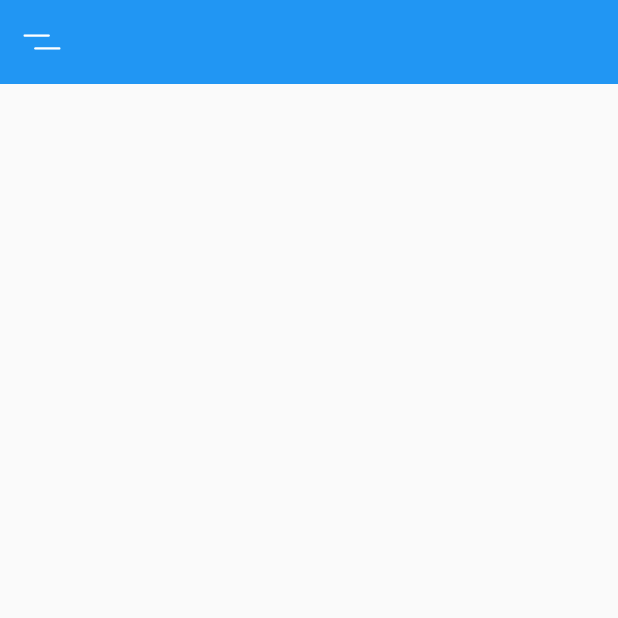
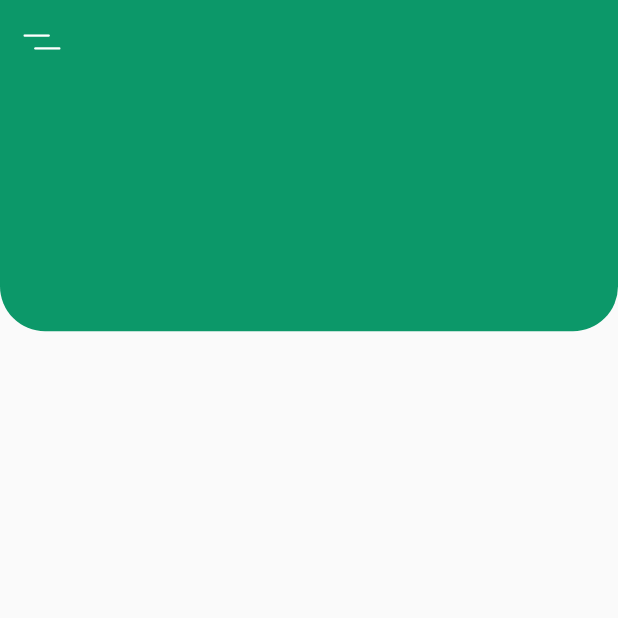
Before and after one commit to kingace2056/uiDemo, a Flutter app: the screen it shows after launch, on a phone screen of 412 x 824 dp, the top half of it. Run offline on Flutter 3.47's test engine with Material 2 defaults, Android fonts, the phone set to English and light mode, and no system bars; our stand-ins replace flutter_svg.

Commit message:
home screen layout and body framework starting to be made

```diff
--- a/lib/components/body.dart
+++ b/lib/components/body.dart
@@ -0,0 +1,28 @@
+import "package:flutter/material.dart";
+import 'package:ui_practise/constraints.dart';
+
+class Body extends StatelessWidget {
+  const Body({Key? key}) : super(key: key);
+
+  @override
+  Widget build(BuildContext context) {
+    // this will provide the dimension of the screen
+    Size size = MediaQuery.of(context).size;
+    return Column(
+      children: [
+        Container(
+          // this will fill 20% of our total screen
+          height: size.height * 0.2,
+          decoration: const BoxDecoration(
+            color: kPrimaryColor,
+            //border radius only will provide us only the specified border to be curved in given radius
+            borderRadius: BorderRadius.only(
+              bottomLeft: Radius.circular(30),
+              bottomRight: Radius.circular(30),
+            ),
+          ),
+        )
+      ],
+    );
+  }
+}
--- a/lib/components/home_screen.dart
+++ b/lib/components/home_screen.dart
@@ -1,5 +1,7 @@
 import 'package:flutter/material.dart';
 import 'package:flutter_svg/flutter_svg.dart';
+import 'package:ui_practise/components/body.dart';
+import 'package:ui_practise/constraints.dart';
 
 class HomeScreen extends StatelessWidget {
   const HomeScreen({Key? key}) : super(key: key);
@@ -8,11 +10,13 @@ class HomeScreen extends StatelessWidget {
   Widget build(BuildContext context) {
     return Scaffold(
       appBar: buildAppBar(),
+      body: const Body(),
     );
   }
 
   AppBar buildAppBar() {
     return AppBar(
+      backgroundColor: kPrimaryColor,
       elevation: 0,
       leading: IconButton(
         icon: SvgPicture.asset("assets/icons/menu.svg"),
```
